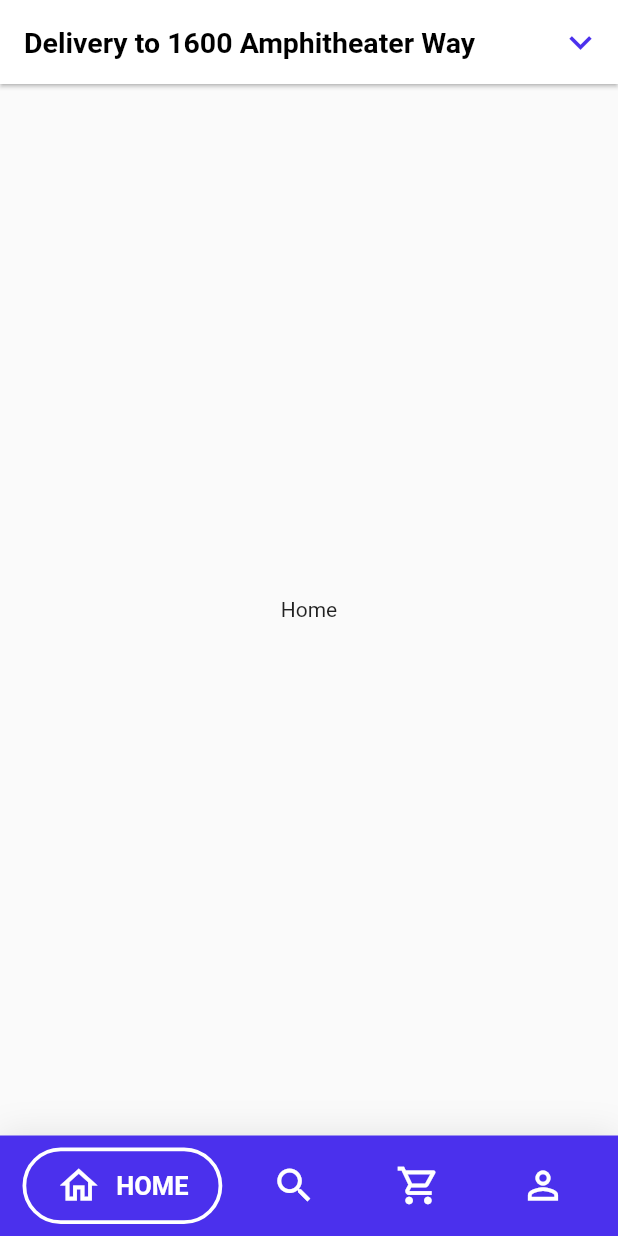
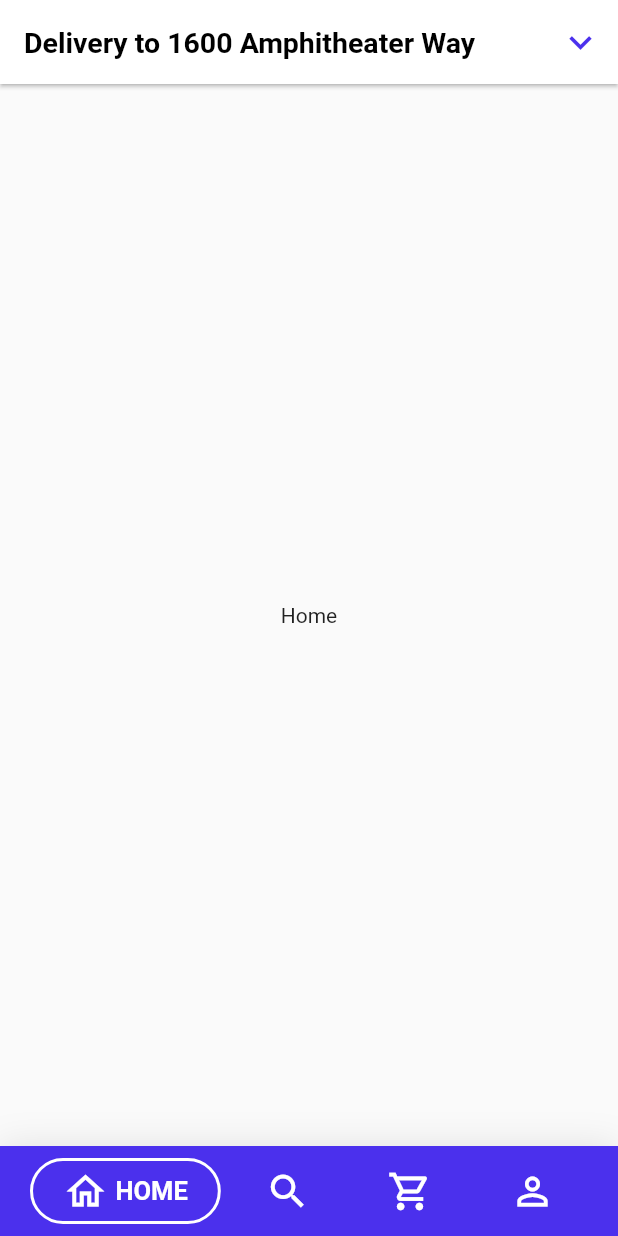
Before and after one commit to Michellehwang001/UICupcake, a Flutter app: the screen it shows after launch, on a phone screen of 412 x 824 dp. Run offline on Flutter 3.47's test engine with Material 2 defaults, Android fonts, the phone set to English and light mode, and no system bars; drawn by our look-alikes of google_nav_bar.

Commit message:
bottomNavigationBar 수정

```diff
--- a/lib/main.dart
+++ b/lib/main.dart
@@ -78,31 +78,36 @@ class _HomePageState extends State<HomePage> {
             boxShadow: [
               BoxShadow(
                 blurRadius: 20,
-                color: Colors.black.withOpacity(.1),
+                color: Colors.black.withOpacity(0.1),
               )
             ],
           ),
           child: SafeArea(
             child: Padding(
               padding:
-                  const EdgeInsets.symmetric(horizontal: 15.0, vertical: 8),
+                  const EdgeInsets.symmetric(horizontal: 20.0, vertical: 8),
               child: GNav(
                 // 버튼을 클릭했을 때 물결이 퍼지듯이 효과
                 rippleColor: Colors.white,
                 hoverColor: Colors.grey[100]!,
-                gap: 10,
+                // selected icon and text color
                 activeColor: Colors.white,
                 iconSize: 30,
-                padding: EdgeInsets.symmetric(horizontal: 20, vertical: 8),
-                duration: Duration(milliseconds: 400),
+                // the tab button gap between icon and text
+                gap: 5,
+                padding: EdgeInsets.symmetric(horizontal: 20, vertical: 5),
+                duration: Duration(milliseconds: 900),
                 curve: Curves.easeInOut,
+                // selected tab background color
                 tabBackgroundColor: Color(0xFF4B30ED),
+                // unselected icon color
                 color: Colors.white,
-                tabActiveBorder: Border.all(width: 2.5, color: Colors.white),
+                tabActiveBorder: Border.all(width: 2, color: Colors.white),
+                tabBorder: Border.all(width: 2, color: Colors.transparent),
                 textStyle: TextStyle(
-                  fontSize: 17,
-                  color: Colors.white,
-                  fontWeight: FontWeight.w600),
+                    fontSize: 17,
+                    color: Colors.white,
+                    fontWeight: FontWeight.w600),
                 tabs: [
                   GButton(
                     icon: Icons.home_outlined,
```
